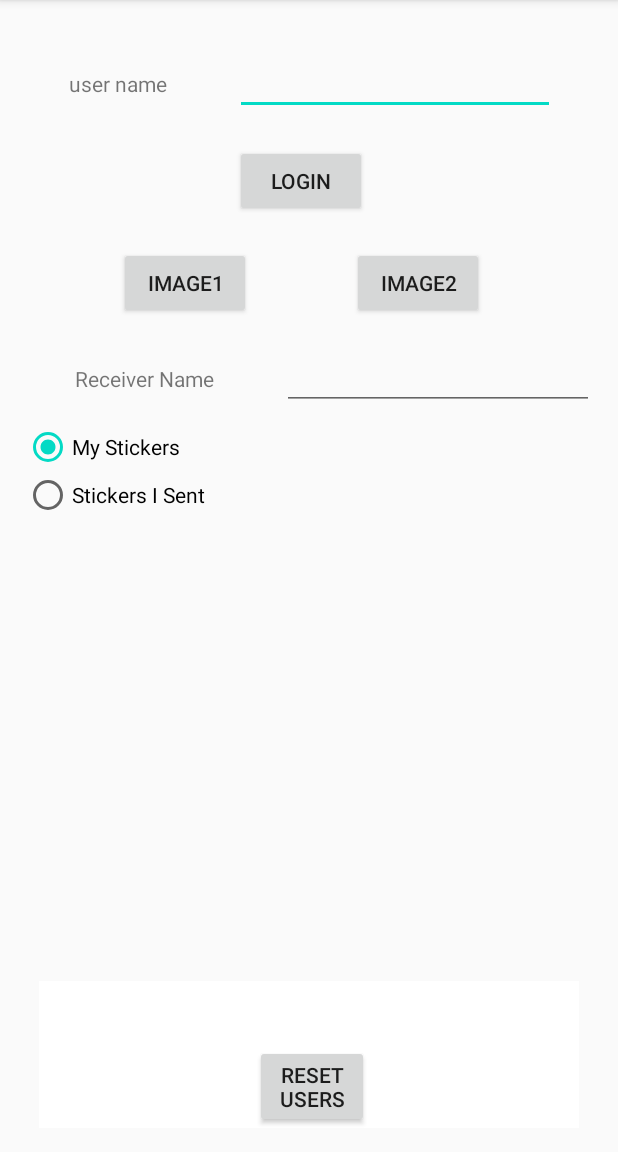
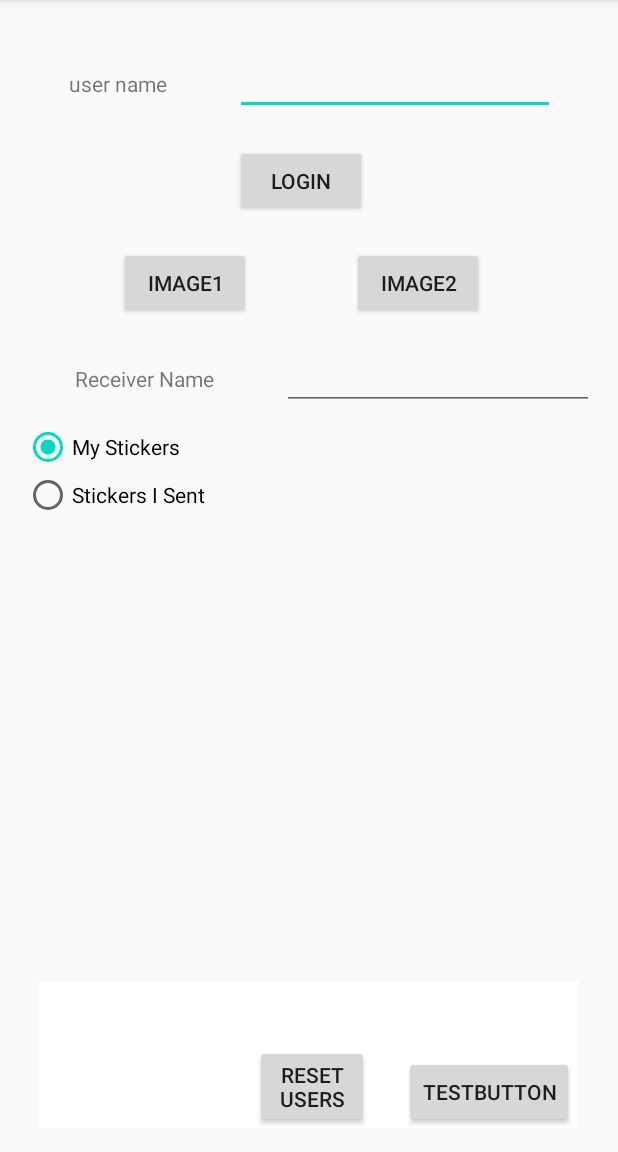
Before and after one commit to morshedmm/NUMAD21SuGroupAttentionStick, an Android app: the RealtimeDatabaseActivity screen opened directly, with no data from a screen before it, on a phone screen of 412 x 824 dp, the part 84-1236 px from its top. Run offline under Robolectric (Android 15) with nearby library versions, the phone set to English and light mode, and no system bars; our stand-ins replace Firebase (no records; nobody signed in at launch, a user with empty details on screens opened directly); pictures from the network do not load.

Commit message:
changing radio button selection loads different contents

```diff
--- a/app/src/main/res/layout/activity_realtime_database.xml
+++ b/app/src/main/res/layout/activity_realtime_database.xml
@@ -97,6 +97,7 @@
             android:layout_width="match_parent"
             android:layout_height="wrap_content"
             android:layout_below="@+id/receiverusernamelabel_id"
+            android:id="@+id/radioGroup1"
             android:layout_marginTop="20dp">
 
             <RadioButton
@@ -143,6 +144,17 @@
             app:layout_constraintHorizontal_bias="0.459"
             app:layout_constraintStart_toStartOf="parent"
             app:layout_constraintTop_toTopOf="parent" />
+
+        <Button
+            android:id="@+id/test_button_id"
+            android:layout_width="wrap_content"
+            android:layout_height="wrap_content"
+            android:layout_alignParentStart="true"
+            android:layout_alignParentBottom="true"
+            android:layout_marginStart="253dp"
+            android:layout_marginBottom="225dp"
+            android:onClick="showReadData"
+            android:text="testbutton" />
     </RelativeLayout>
 
     <LinearLayout
```
Also changed, not shown: app/src/main/java/edu/neu/madcourse/numad21sugroupattentionstick/realtimedatabase/RealtimeDatabaseActivity.java (+84 -0 lines).
